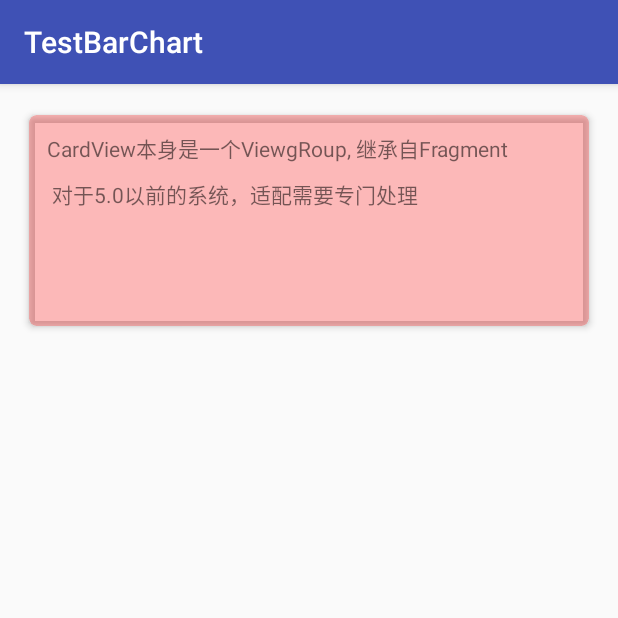
After one commit to HuangJianHong/TestBarChart, an Android app: the CardViewActivity screen opened directly, with no data from a screen before it, on a phone screen of 412 x 824 dp, the top half of it. The commit adds this screen. Run offline under Robolectric (Android 15) with nearby library versions, the phone set to English and light mode, and no system bars.

Commit message:
[CardView] 基本属性功能的使用，在Lollipop(Api 21)及以上版本的系统中适配较好;

```diff
--- a/app/build.gradle
+++ b/app/build.gradle
@@ -76,6 +76,6 @@ dependencies {
     //butterKnife
     compile 'com.jakewharton:butterknife:8.8.1'
     annotationProcessor 'com.jakewharton:butterknife-compiler:8.8.1'
-
     implementation project(':Coordinator')
+    implementation 'com.android.support:cardview-v7:25.4.0'
 }
--- a/app/src/main/AndroidManifest.xml
+++ b/app/src/main/AndroidManifest.xml
@@ -36,7 +36,8 @@
         <activity android:name="com.cncn.testjava.SimpleActivity" />
         <activity
             android:name=".ConstaintLayoutActivity"
-            android:theme="@style/AppTheme.NoActionBar"></activity>
+            android:theme="@style/AppTheme.NoActionBar" />
+        <activity android:name=".CardViewActivity"></activity>
     </application>
 
 </manifest>
--- /dev/null
+++ b/app/src/main/java/com/cncn/www/testbarchart/CardViewActivity.java
@@ -0,0 +1,42 @@
+package com.cncn.www.testbarchart;
+
+import android.os.Bundle;
+import android.support.v7.app.AppCompatActivity;
+
+
+public class CardViewActivity extends AppCompatActivity {
+
+    @Override
+    protected void onCreate(Bundle savedInstanceState) {
+        super.onCreate(savedInstanceState);
+        setContentView(R.layout.activity_card_view);
+
+
+        /**
+         * 使用性能一般般，不是很推荐使用; 毕竟要进行版本适配.5.0之前的有差异
+         *  http://yifeng.studio/2016/10/18/android-cardview/
+         */
+
+//        cardBackgroundColor              卡片的背景颜色
+//
+//        cardCornerRadius                 卡片的圆角大小
+//
+//        cardElevation                    阴影的大小
+//
+//        cardMaxElevation                 阴影最大高度
+//
+//        cardUseCompatPadding             设置内边距，V21+的版本和之前的版本仍旧具有一样的计算方式
+//
+//        cardPreventCornerOverlap         在V20和之前的版本中添加内边距，这个属性为了防止内容和边角的重叠
+//
+//        contentPadding                   卡片内容于边距的间隔
+//
+//        contentPaddingTop                卡片内容与顶部的边距
+//
+//        contentPaddingBottom             卡片内容与底部的边距
+//
+//        contentPaddingLeft               卡片内容与左边的边距
+//
+//        contentPaddingRight              卡片内容与右边的边距
+    }
+}
--- a/app/src/main/java/com/cncn/www/testbarchart/FirstActivity.java
+++ b/app/src/main/java/com/cncn/www/testbarchart/FirstActivity.java
@@ -51,7 +51,7 @@ public class FirstActivity extends AppCompatActivity {
         startActivity(new Intent(this, SimpleActivity.class));
     }
 
-    @OnClick({R.id.CoordinatorLayoutTest, R.id.ConstraintLayout})
+    @OnClick({R.id.CoordinatorLayoutTest, R.id.ConstraintLayout, R.id.cardView})
     public void onViewClick(View view) {
         switch (view.getId()) {
             case R.id.CoordinatorLayoutTest:
@@ -62,6 +62,9 @@ public class FirstActivity extends AppCompatActivity {
                 startActivity(new Intent(this, ConstaintLayoutActivity.class));
                 break;
 
+            case R.id.cardView:
+                startActivity(new Intent(this, CardViewActivity.class));
+                break;
 
             default:
                 break;
--- /dev/null
+++ b/app/src/main/res/drawable-v21/card_view_item_click.xml
@@ -0,0 +1,13 @@
+<?xml version="1.0" encoding="utf-8"?>
+<selector xmlns:android="http://schemas.android.com/apk/res/android">
+    <item android:state_enabled="true" android:state_pressed="true">
+        <set>
+            <objectAnimator android:duration="@android:integer/config_shortAnimTime" android:propertyName="translationZ" android:valueTo="6dp" android:valueType="floatType" />
+        </set>
+    </item>
+    <item>
+        <set>
+            <objectAnimator android:duration="@android:integer/config_shortAnimTime" android:propertyName="translationZ" android:valueTo="0" android:valueType="floatType" />
+        </set>
+    </item>
+</selector>
--- /dev/null
+++ b/app/src/main/res/layout/activity_card_view.xml
@@ -0,0 +1,40 @@
+<?xml version="1.0" encoding="utf-8"?>
+<LinearLayout xmlns:android="http://schemas.android.com/apk/res/android"
+    xmlns:app="http://schemas.android.com/apk/res-auto"
+    xmlns:tools="http://schemas.android.com/tools"
+    android:layout_width="match_parent"
+    android:layout_height="match_parent"
+    tools:context="com.cncn.www.testbarchart.CardViewActivity">
+
+
+    <android.support.v7.widget.CardView
+        android:layout_width="match_parent"
+        android:layout_height="150dp"
+        android:layout_marginLeft="@dimen/activity_horizontal_margin"
+        android:layout_marginRight="@dimen/activity_horizontal_margin"
+        android:layout_marginTop="@dimen/activity_horizontal_margin"
+        android:clickable="true"
+        android:foreground="?android:attr/selectableItemBackground"
+        android:stateListAnimator="@drawable/card_view_item_click"
+        app:cardBackgroundColor="#44ff0000"
+        app:cardCornerRadius="5dp"
+        app:cardElevation="3dp"
+        app:cardPreventCornerOverlap="false"
+        app:cardUseCompatPadding="true"
+        app:contentPadding="12dp">
+
+        <RelativeLayout
+            android:layout_width="match_parent"
+            android:layout_height="wrap_content">
+
+            <TextView
+                android:layout_width="wrap_content"
+                android:layout_height="wrap_content"
+                android:lineSpacingExtra="10dp"
+                android:text="CardView本身是一个ViewgRoup, 继承自Fragment \n 对于5.0以前的系统，适配需要专门处理" />
+
+        </RelativeLayout>
+    </android.support.v7.widget.CardView>
+
+
+</LinearLayout>
--- a/app/src/main/res/layout/activity_first.xml
+++ b/app/src/main/res/layout/activity_first.xml
@@ -84,6 +84,12 @@
         android:text="约束性布局"
         />
 
+    <Button
+        android:id="@+id/cardView"
+        android:layout_width="wrap_content"
+        android:layout_height="wrap_content"
+        android:text="CartView控件"
+        />
 
 
 
```
